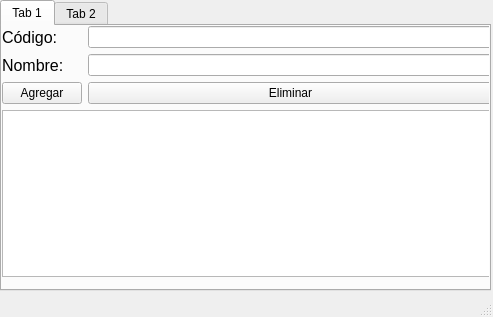
Above: mainwindow.ui from Juan1806y/ExampleCPlusPlus before the change. Below: the same form after it.
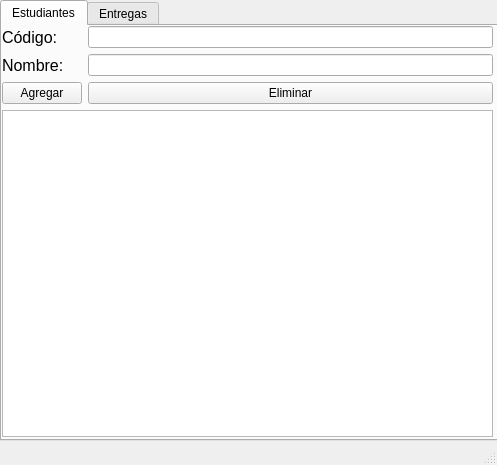
That is the form after the change. The open tabs and pages were chosen to show the change.

What changed in the file:
```diff
--- a/mainwindow.ui
+++ b/mainwindow.ui
@@ -6,8 +6,8 @@
    <rect>
     <x>0</x>
     <y>0</y>
-    <width>493</width>
-    <height>317</height>
+    <width>497</width>
+    <height>465</height>
    </rect>
   </property>
   <property name="windowTitle">
@@ -19,8 +19,8 @@
      <rect>
       <x>0</x>
       <y>0</y>
-      <width>491</width>
-      <height>291</height>
+      <width>501</width>
+      <height>441</height>
      </rect>
     </property>
     <property name="currentIndex">
@@ -28,7 +28,7 @@
     </property>
     <widget class="QWidget" name="tab">
      <attribute name="title">
-      <string>Tab 1</string>
+      <string>Estudiantes</string>
      </attribute>
      <widget class="QWidget" name="verticalLayoutWidget">
       <property name="geometry">
@@ -36,7 +36,7 @@
         <x>0</x>
         <y>0</y>
         <width>491</width>
-        <height>251</height>
+        <height>411</height>
        </rect>
       </property>
       <layout class="QVBoxLayout" name="verticalLayout">
@@ -100,7 +100,7 @@
     </widget>
     <widget class="QWidget" name="tab_2">
      <attribute name="title">
-      <string>Tab 2</string>
+      <string>Entregas</string>
      </attribute>
      <widget class="QWidget" name="verticalLayoutWidget_2">
       <property name="geometry">
```
Left out of the diff: 46 changed lines with no effect on the pictures.
